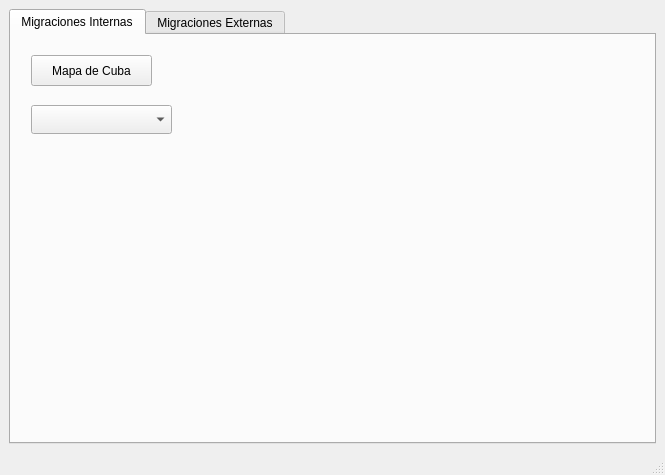
The window that UI/simulation_widget.ui (mario462/migrations-simulator) describes before a commit, drawn with Qt 5.
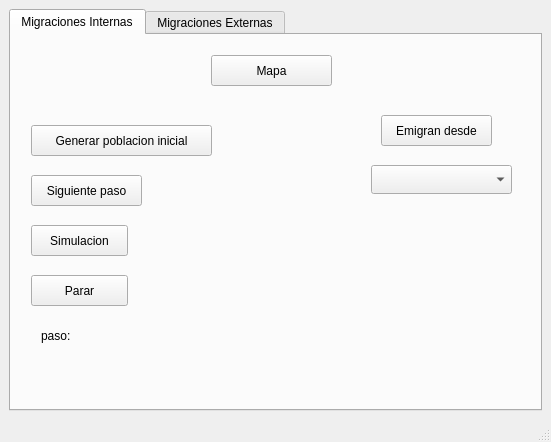
The same window after the commit.

```diff
--- a/UI/simulation_widget.ui
+++ b/UI/simulation_widget.ui
@@ -6,8 +6,8 @@
    <rect>
     <x>0</x>
     <y>0</y>
-    <width>665</width>
-    <height>475</height>
+    <width>551</width>
+    <height>442</height>
    </rect>
   </property>
   <property name="windowTitle">
@@ -27,26 +27,104 @@
        <widget class="QPushButton" name="cubaMapBtn">
         <property name="geometry">
          <rect>
-          <x>20</x>
+          <x>200</x>
           <y>20</y>
           <width>121</width>
           <height>31</height>
          </rect>
         </property>
         <property name="text">
-         <string>Mapa de Cuba</string>
+         <string>Mapa</string>
         </property>
        </widget>
        <widget class="QComboBox" name="comboBoxProv">
         <property name="geometry">
          <rect>
-          <x>20</x>
-          <y>70</y>
+          <x>360</x>
+          <y>130</y>
           <width>141</width>
           <height>29</height>
          </rect>
         </property>
        </widget>
+       <widget class="QPushButton" name="initialPopulationBtn">
+        <property name="geometry">
+         <rect>
+          <x>20</x>
+          <y>90</y>
+          <width>181</width>
+          <height>31</height>
+         </rect>
+        </property>
+        <property name="text">
+         <string>Generar poblacion inicial</string>
+        </property>
+       </widget>
+       <widget class="QPushButton" name="nextStepBtn">
+        <property name="geometry">
+         <rect>
+          <x>20</x>
+          <y>140</y>
+          <width>111</width>
+          <height>31</height>
+         </rect>
+        </property>
+        <property name="text">
+         <string>Siguiente paso</string>
+        </property>
+       </widget>
+       <widget class="QPushButton" name="simBtn">
+        <property name="geometry">
+         <rect>
+          <x>20</x>
+          <y>190</y>
+          <width>97</width>
+          <height>31</height>
+         </rect>
+        </property>
+        <property name="text">
+         <string>Simulacion</string>
+        </property>
+       </widget>
+       <widget class="QPushButton" name="stopBtn">
+        <property name="geometry">
+         <rect>
+          <x>20</x>
+          <y>240</y>
+          <width>97</width>
+          <height>31</height>
+         </rect>
+        </property>
+        <property name="text">
+         <string>Parar</string>
+        </property>
+       </widget>
+       <widget class="QLabel" name="label">
+        <property name="geometry">
+         <rect>
+          <x>30</x>
+          <y>290</y>
+          <width>65</width>
+          <height>21</height>
+         </rect>
+        </property>
+        <property name="text">
+         <string>paso:</string>
+        </property>
+       </widget>
+       <widget class="QPushButton" name="migrateFromBtn">
+        <property name="geometry">
+         <rect>
+          <x>370</x>
+          <y>80</y>
+          <width>111</width>
+          <height>31</height>
+         </rect>
+        </property>
+        <property name="text">
+         <string>Emigran desde</string>
+        </property>
+       </widget>
       </widget>
       <widget class="QWidget" name="tab_2">
        <attribute name="title">
```
Left out of the diff: 2 changed lines with no effect on the pictures.
